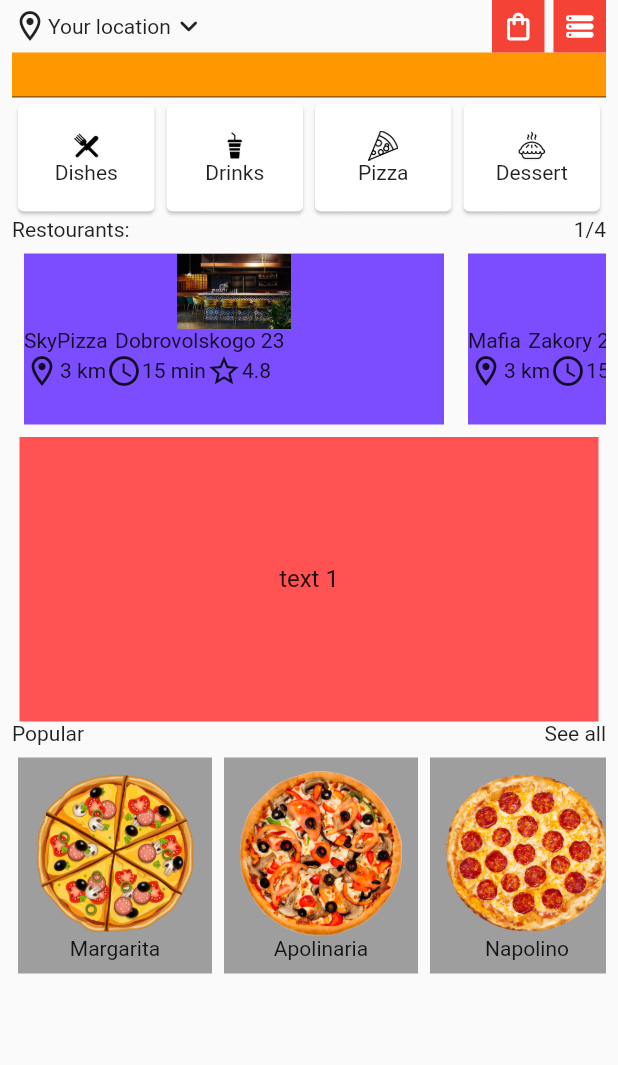
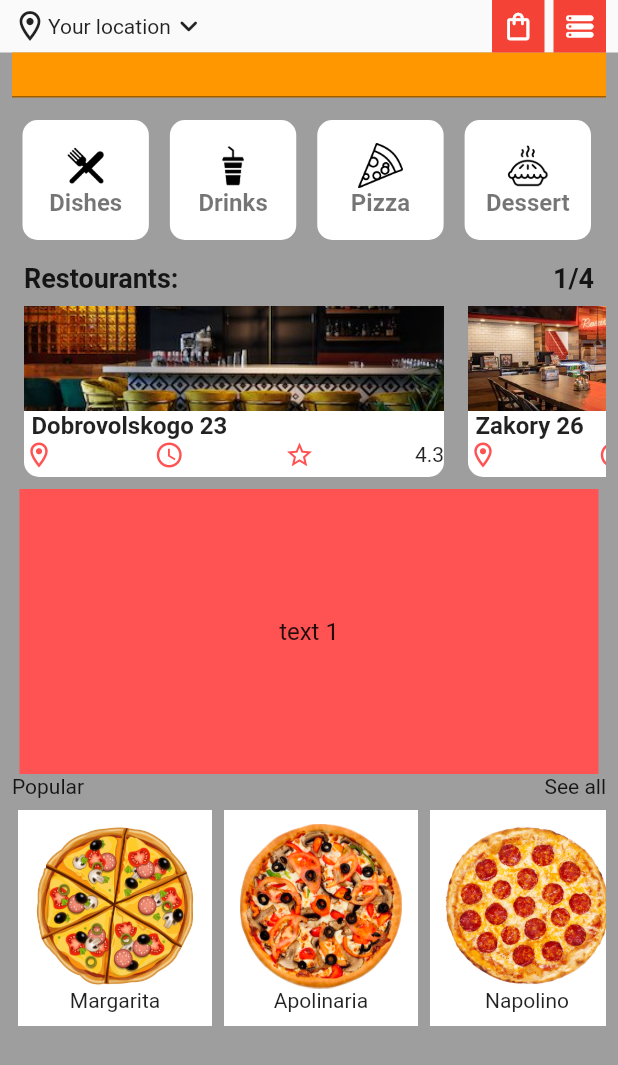
Before and after one commit to MrPopov93/pizza_delivery, a Flutter app: the screen it shows after launch, on a phone screen of 412 x 824 dp. Shown: the top 1065 px of the screen. Run offline on Flutter 3.47's test engine with Material 2 defaults, Android fonts, the phone set to English and light mode, and no system bars; drawn by our look-alikes of carousel_slider.

Commit message:
good night

```diff
--- /dev/null
+++ b/lib/const/decoration.dart
@@ -0,0 +1,9 @@
+import 'package:flutter/cupertino.dart';
+import 'package:flutter/material.dart';
+
+class AppDecorations {
+  static BoxDecoration generalDecoration = BoxDecoration(
+    borderRadius: BorderRadius.circular(10),
+    color: Colors.white,
+  );
+}
--- a/lib/const/dummy_data.dart
+++ b/lib/const/dummy_data.dart
@@ -5,9 +5,24 @@ import 'package:pizza_delivery/models/up_menu/up_menu.dart';
 
 class DummyData {
   static final List<PizzaModel> dummyPizza = [
-    PizzaModel(name: 'Margarita', image: AssetImages.pizzaMargarita, description: 'description', price: 20, size: 2),
-    PizzaModel(name: 'Apolinaria', image: AssetImages.pizzaApolinaria, description: 'description', price: 17, size: 1),
-    PizzaModel(name: 'Napolino', image: AssetImages.pizzaNapolino, description: 'description', price: 15.4, size: 1),
+    PizzaModel(
+        name: 'Margarita',
+        image: AssetImages.pizzaMargarita,
+        description: 'description',
+        price: 20,
+        size: 2),
+    PizzaModel(
+        name: 'Apolinaria',
+        image: AssetImages.pizzaApolinaria,
+        description: 'description',
+        price: 17,
+        size: 1),
+    PizzaModel(
+        name: 'Napolino',
+        image: AssetImages.pizzaNapolino,
+        description: 'description',
+        price: 15.4,
+        size: 1),
   ];
 
   static final List<PlaceModel> dummyPlaces = [
@@ -16,6 +31,7 @@ class DummyData {
       address: 'Dobrovolskogo 23',
       rating: 4.3,
       commuteTime: 15,
+      commitDistance: 3,
       imagePreview: PhotoRestourants.restourantSkyPizza,
     ),
     PlaceModel(
@@ -23,6 +39,7 @@ class DummyData {
       address: 'Zakory 26',
       rating: 4.6,
       commuteTime: 12,
+      commitDistance: 10,
       imagePreview: PhotoRestourants.restourantMafia,
     ),
     PlaceModel(
@@ -30,6 +47,7 @@ class DummyData {
       address: 'Dniprovska 2',
       rating: 4.0,
       commuteTime: 5,
+      commitDistance: 15,
       imagePreview: PhotoRestourants.restourantRestoPresto,
     ),
     PlaceModel(
@@ -37,6 +55,7 @@ class DummyData {
       address: 'Moskovskiy prospekt 256',
       rating: 4.8,
       commuteTime: 23,
+      commitDistance: 6,
       imagePreview: PhotoRestourants.restourantBufet,
     ),
   ];
--- a/lib/models/place/place_model.dart
+++ b/lib/models/place/place_model.dart
@@ -3,6 +3,7 @@ class PlaceModel {
   final String address;
   final double rating;
   final int commuteTime;
+  final int commitDistance;
   final String imagePreview;
 
   const PlaceModel({
@@ -10,6 +11,7 @@ class PlaceModel {
     required this.address,
     required this.rating,
     required this.commuteTime,
+    required this.commitDistance,
     required this.imagePreview,
   });
 }
--- a/lib/ui/pages/home/home_page.dart
+++ b/lib/ui/pages/home/home_page.dart
@@ -12,6 +12,7 @@ class HomePage extends StatelessWidget {
   @override
   Widget build(BuildContext context) {
     return Container(
+      color: Colors.grey,
       padding: EdgeInsets.symmetric(horizontal: 8.0),
       child: Center(
         child: Column(
--- a/lib/ui/pages/home/widgets/popular_section/promo_card/promo_card.dart
+++ b/lib/ui/pages/home/widgets/popular_section/promo_card/promo_card.dart
@@ -1,4 +1,5 @@
 import 'package:flutter/material.dart';
+import 'package:pizza_delivery/const/decoration.dart';
 import 'package:pizza_delivery/const/paddings.dart';
 import 'package:pizza_delivery/models/pizza/pizza_model.dart';
 
@@ -10,10 +11,11 @@ class PromoCard extends StatelessWidget {
   @override
   Widget build(BuildContext context) {
     return Container(
+      // decoration: AppDecorations.generalDecoration,
       margin: EdgeInsets.symmetric(horizontal: 4.0, vertical: 8.0),
       height: 80,
       width: MediaQuery.of(context).size.width / 3 - (PaddingsSize.generalPadding),
-      color: Colors.grey,
+      color: Colors.white,
       child: Column(
         mainAxisAlignment: MainAxisAlignment.center,
         children: [
--- a/lib/ui/pages/home/widgets/restaurants/restaurant_item/restaurant_item.dart
+++ b/lib/ui/pages/home/widgets/restaurants/restaurant_item/restaurant_item.dart
@@ -1,4 +1,5 @@
 import 'package:flutter/material.dart';
+import 'package:pizza_delivery/const/decoration.dart';
 import 'package:pizza_delivery/models/place/place_model.dart';
 
 class RestaurantItem extends StatelessWidget {
@@ -9,53 +10,42 @@ class RestaurantItem extends StatelessWidget {
   @override
   Widget build(BuildContext context) {
     return Padding(
-      padding: const EdgeInsets.all(8.0),//где указаны отступы межды ресторанами?
+      padding: const EdgeInsets.all(8.0),
+      //где указаны отступы межды ресторанами?
       child: Container(
+        decoration: AppDecorations.generalDecoration,
         width: 280,
-        color: Colors.deepPurpleAccent,
+        // color: Colors.deepPurpleAccent,
         child: Column(
           children: [
-            Image.asset(restaurant.imagePreview, height: 50),
+            Image.asset(restaurant.imagePreview,
+                width: double.infinity, fit: BoxFit.cover, height: 70),
             Column(
               children: [
                 Row(
                   children: [
-                    Text(restaurant.name),
-                    SizedBox( width: 5),
-                    Text(restaurant.address),
+                    SizedBox(width: 5),
+                    Text(
+                      restaurant.address,
+                      style:
+                          TextStyle(fontSize: 16, fontWeight: FontWeight.bold),
+                    ),
                   ],
                 ),
                 Row(
+                  mainAxisAlignment: MainAxisAlignment.spaceBetween,
                   children: [
-                    Container(child:
-                      Row(
-                        children: [
-                          Icon(Icons.location_on_outlined),
-                          Text('3 km'),
-                        ],
-                      ),
+                    Container(
+                      child: Icon(Icons.location_on_outlined,
+                          size: 20, color: Colors.redAccent),
                     ),
-                    Container(
-                      child: Row(
-                        children: [
-                          Icon(Icons.access_time),
-                          Text('15 min'),
-                        ],
-                      ),
-                    ),
-                    Container(
-                      child: Row(
-                        children: [
-                          Icon(Icons.star_border_outlined),
-                          Text('4.8'),
-                        ],
-                      ),
-                    ),
+                    Icon(Icons.access_time, size: 20, color: Colors.redAccent),
+                    Icon(Icons.star_border, size: 20, color: Colors.redAccent),
+                    Text(restaurant.rating.toString()),
                   ],
-                )
+                ),
               ],
             ),
-
           ],
         ),
       ),
--- a/lib/ui/pages/home/widgets/restaurants/restaurants.dart
+++ b/lib/ui/pages/home/widgets/restaurants/restaurants.dart
@@ -9,12 +9,20 @@ class Restaurants extends StatelessWidget {
   Widget build(BuildContext context) {
     return Column(
       children: [
-        Row(
-          mainAxisAlignment: MainAxisAlignment.spaceBetween,
-          children: const [
-            Text('Restourants:'),
-            Text('1/4'),
-          ],
+        Container(
+          margin: EdgeInsets.symmetric(horizontal: 8),
+          child: Row(
+            mainAxisAlignment: MainAxisAlignment.spaceBetween,
+            children: const [
+              Text('Restourants:',style: TextStyle(
+                fontWeight: FontWeight.bold,
+                fontSize: 18,
+              ),),
+              Text('1/4',style: TextStyle(
+                  fontWeight: FontWeight.bold,
+                  fontSize: 18),),
+            ],
+          ),
         ),
         Container(
           height: 130,
--- a/lib/ui/pages/home/widgets/up_menu/up_menu.dart
+++ b/lib/ui/pages/home/widgets/up_menu/up_menu.dart
@@ -1,4 +1,5 @@
 import 'package:flutter/material.dart';
+import 'package:pizza_delivery/const/decoration.dart';
 
 import '../../../../../const/dummy_data.dart';
 
@@ -15,19 +16,26 @@ class UpMenuCard extends StatelessWidget {
   @override
   Widget build(BuildContext context) {
     return Container(
+      margin: EdgeInsets.symmetric(horizontal: 7, vertical: 15),
+      decoration: AppDecorations.generalDecoration,
       height: 80,
-      width: (MediaQuery.of(context).size.width - 16) / DummyData.dummyMenu.length,
-      child: Card(
+      width:
+          (MediaQuery.of(context).size.width - 75) / DummyData.dummyMenu.length,
       child: Column(
         mainAxisAlignment: MainAxisAlignment.center,
         children: [
           Image.asset(
             icon,
-              height: 20,
+            height: 30,
           ),
-            Text(title),
+          Text(
+            title,
+            style: TextStyle(
+                fontWeight: FontWeight.bold,
+                fontSize: 16,
+                color: Colors.black54),
+          ),
         ],
-        ),
       ),
     );
   }
--- a/lib/ui/shared_widgets/app_bar/main_app_bar.dart
+++ b/lib/ui/shared_widgets/app_bar/main_app_bar.dart
@@ -1,4 +1,5 @@
 import 'package:flutter/material.dart';
+import 'package:pizza_delivery/const/decoration.dart';
 
 class MainAppBar extends StatefulWidget implements PreferredSizeWidget {
   const MainAppBar({Key? key}) : super(key: key);
@@ -16,6 +17,7 @@ class _MainAppBarState extends State<MainAppBar> {
   Widget build(BuildContext context) {
     return SafeArea(
       child: Container(
+        // margin: EdgeInsets.only(top: 40),
         padding: EdgeInsets.symmetric(horizontal: 8.0),
         child: Row(
           mainAxisAlignment: MainAxisAlignment.spaceBetween,
```
Lines whose indentation alone changed are shown as unchanged.
